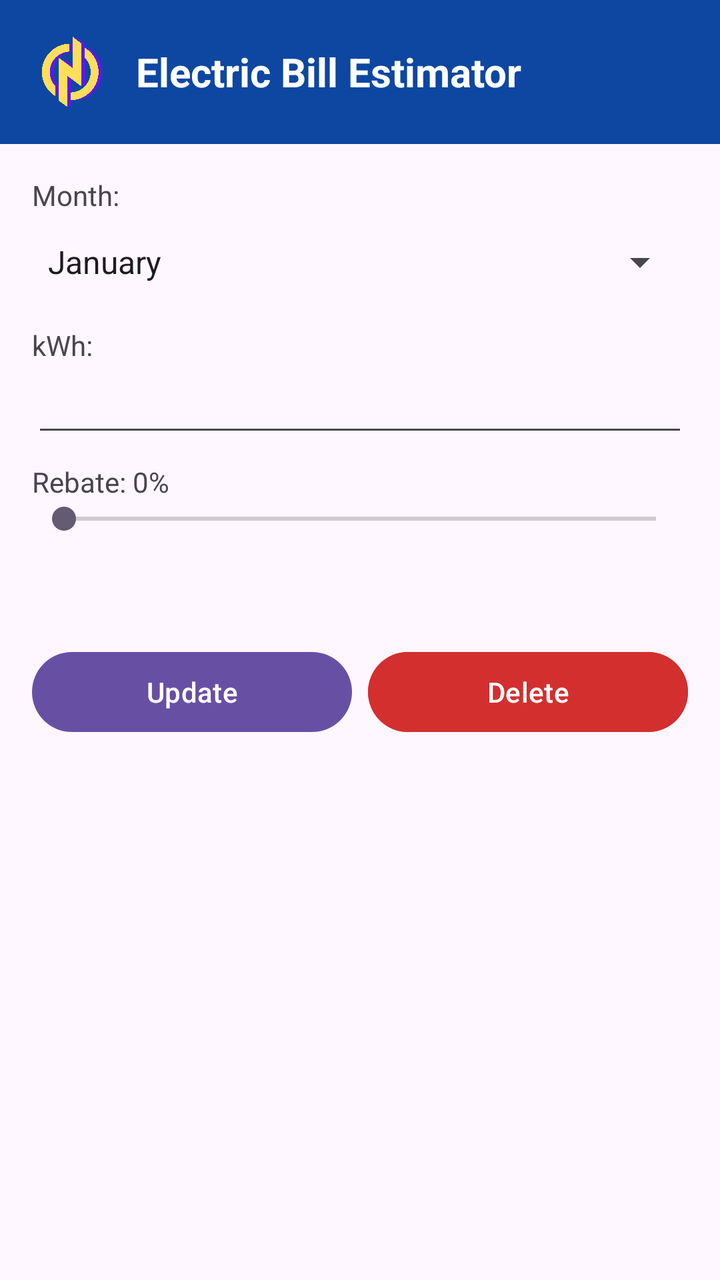
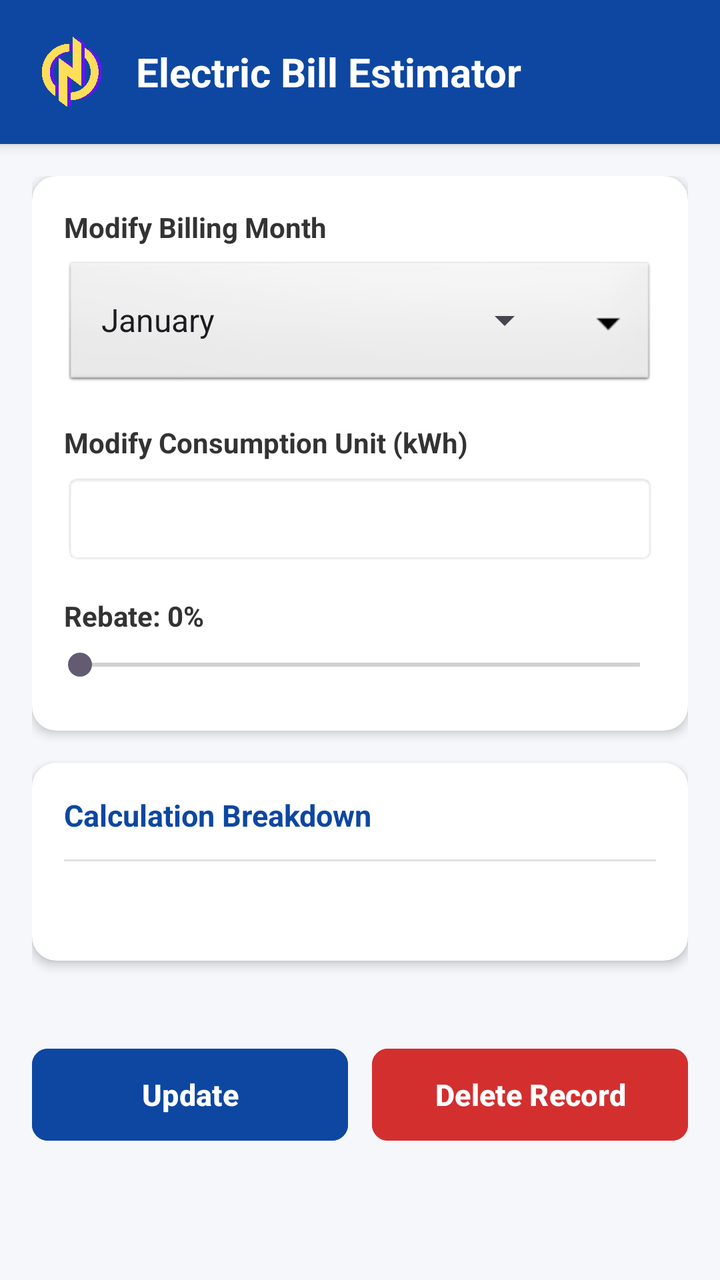

Screens rendered from an Android XML layout before and after an edit, with the pre-edit source and the edit as a unified diff.
<!-- AndroidManifest.xml: application theme Theme.ElectricBillEstimator -->
<!-- res/layout/activity_detail.xml -->
<?xml version="1.0" encoding="utf-8"?>
<LinearLayout
    xmlns:android="http://schemas.android.com/apk/res/android"
    android:layout_width="match_parent"
    android:layout_height="match_parent"
    android:orientation="vertical">

    <LinearLayout
        android:layout_width="match_parent"
        android:layout_height="wrap_content"
        android:orientation="horizontal"
        android:background="@color/primaryColor"
        android:padding="16dp"
        android:gravity="center_vertical">

        <ImageView
            android:layout_width="40dp"
            android:layout_height="40dp"
            android:src="@drawable/logo"
            android:layout_marginEnd="12dp"
            android:contentDescription="App Logo" />

        <TextView
            android:layout_width="wrap_content"
            android:layout_height="wrap_content"
            android:text="Electric Bill Estimator"
            android:textColor="#FFFFFF"
            android:textSize="20sp"
            android:textStyle="bold" />
    </LinearLayout>

    <LinearLayout
        android:layout_width="match_parent"
        android:layout_height="match_parent"
        android:orientation="vertical"
        android:padding="16dp">

        <TextView
            android:layout_width="wrap_content"
            android:layout_height="wrap_content"
            android:text="Month:" />

        <Spinner
            android:id="@+id/spinnerDetailMonth"
            android:layout_width="match_parent"
            android:layout_height="48dp"
            android:entries="@array/months_array"/>

        <TextView
            android:layout_width="wrap_content"
            android:layout_height="wrap_content"
            android:text="kWh:"
            android:layout_marginTop="8dp"/>

        <EditText
            android:id="@+id/etDetailKwh"
            android:layout_width="match_parent"
            android:layout_height="wrap_content"
            android:inputType="number" />

        <TextView
            android:id="@+id/tvDetailRebateLabel"
            android:layout_width="wrap_content"
            android:layout_height="wrap_content"
            android:text="Rebate: 0%"
            android:layout_marginTop="8dp"/>

        <SeekBar
            android:id="@+id/seekDetailRebate"
            android:layout_width="match_parent"
            android:layout_height="wrap_content"
            android:max="5" />

        <TextView
            android:id="@+id/tvDetailBreakdown"
            android:layout_width="match_parent"
            android:layout_height="wrap_content"
            android:layout_marginTop="16dp"
            android:textSize="16sp"/>

        <LinearLayout
            android:layout_width="match_parent"
            android:layout_height="wrap_content"
            android:orientation="horizontal"
            android:layout_marginTop="16dp">

            <Button
                android:id="@+id/btnUpdate"
                android:layout_width="0dp"
                android:layout_weight="1"
                android:layout_height="wrap_content"
                android:text="Update"
                android:layout_marginEnd="4dp"/>

            <Button
                android:id="@+id/btnDelete"
                android:layout_width="0dp"
                android:layout_weight="1"
                android:layout_height="wrap_content"
                android:text="Delete"
                android:backgroundTint="#D32F2F"
                android:layout_marginStart="4dp"/>

        </LinearLayout>
    </LinearLayout>
</LinearLayout>
<!-- resources referenced by this layout -->
<resources>
  <string-array name="months_array">
          <item>January</item>
          <item>February</item>
          <item>March</item>
          <item>April</item>
          <item>May</item>
          <item>June</item>
          <item>July</item>
          <item>August</item>
          <item>September</item>
          <item>October</item>
          <item>November</item>
          <item>December</item>
      </string-array>
  <color name="primaryColor">#0D47A1</color>
  <!-- drawable logo: png bitmap (drawable, 116946 bytes) -->
  <style name="Theme.ElectricBillEstimator" parent="Base.Theme.ElectricBillEstimator" />
  <style name="Base.Theme.ElectricBillEstimator" parent="Theme.Material3.Light.NoActionBar">
      </style>
</resources>

<!-- the commit's change to res/layout/activity_detail.xml (unified diff, before → after) -->
@@ -1,17 +1,21 @@
 <?xml version="1.0" encoding="utf-8"?>
 <LinearLayout
     xmlns:android="http://schemas.android.com/apk/res/android"
+    xmlns:app="http://schemas.android.com/apk/res-auto"
     android:layout_width="match_parent"
     android:layout_height="match_parent"
-    android:orientation="vertical">
-
+    android:orientation="vertical"
+    android:background="#F5F7FA">
+
+    
     <LinearLayout
         android:layout_width="match_parent"
         android:layout_height="wrap_content"
         android:orientation="horizontal"
         android:background="@color/primaryColor"
         android:padding="16dp"
-        android:gravity="center_vertical">
+        android:gravity="center_vertical"
+        android:elevation="4dp">
 
         <ImageView
             android:layout_width="40dp"
@@ -29,78 +33,172 @@
             android:textStyle="bold" />
     </LinearLayout>
 
-    <LinearLayout
+    
+    <ScrollView
         android:layout_width="match_parent"
-        android:layout_height="match_parent"
-        android:orientation="vertical"
-        android:padding="16dp">
-
-        <TextView
-            android:layout_width="wrap_content"
-            android:layout_height="wrap_content"
-            android:text="Month:" />
-
-        <Spinner
-            android:id="@+id/spinnerDetailMonth"
-            android:layout_width="match_parent"
-            android:layout_height="48dp"
-            android:entries="@array/months_array"/>
-
-        <TextView
-            android:layout_width="wrap_content"
-            android:layout_height="wrap_content"
-            android:text="kWh:"
-            android:layout_marginTop="8dp"/>
-
-        <EditText
-            android:id="@+id/etDetailKwh"
-            android:layout_width="match_parent"
-            android:layout_height="wrap_content"
-            android:inputType="number" />
-
-        <TextView
-            android:id="@+id/tvDetailRebateLabel"
-            android:layout_width="wrap_content"
-            android:layout_height="wrap_content"
-            android:text="Rebate: 0%"
-            android:layout_marginTop="8dp"/>
-
-        <SeekBar
-            android:id="@+id/seekDetailRebate"
-            android:layout_width="match_parent"
-            android:layout_height="wrap_content"
-            android:max="5" />
-
-        <TextView
-            android:id="@+id/tvDetailBreakdown"
-            android:layout_width="match_parent"
-            android:layout_height="wrap_content"
-            android:layout_marginTop="16dp"
-            android:textSize="16sp"/>
+        android:layout_height="0dp"
+        android:layout_weight="1"
+        android:fillViewport="true">
 
         <LinearLayout
             android:layout_width="match_parent"
             android:layout_height="wrap_content"
-            android:orientation="horizontal"
-            android:layout_marginTop="16dp">
-
-            <Button
-                android:id="@+id/btnUpdate"
-                android:layout_width="0dp"
-                android:layout_weight="1"
+            android:orientation="vertical"
+            android:padding="16dp">
+
+            
+            <androidx.cardview.widget.CardView
+                android:layout_width="match_parent"
                 android:layout_height="wrap_content"
-                android:text="Update"
-                android:layout_marginEnd="4dp"/>
-
-            <Button
-                android:id="@+id/btnDelete"
-                android:layout_width="0dp"
-                android:layout_weight="1"
+                android:layout_marginBottom="16dp"
+                app:cardCornerRadius="12dp"
+                app:cardElevation="3dp"
+                app:cardBackgroundColor="#FFFFFF">
+
+                <LinearLayout
+                    android:layout_width="match_parent"
+                    android:layout_height="wrap_content"
+                    android:orientation="vertical"
+                    android:padding="16dp">
+
+                    
+                    <TextView
+                        android:layout_width="wrap_content"
+                        android:layout_height="wrap_content"
+                        android:text="Modify Billing Month"
+                        android:textStyle="bold"
+                        android:textColor="#333333"
+                        android:textSize="14sp"
+                        android:layout_marginBottom="6dp"/>
+
+                    <FrameLayout
+                        android:layout_width="match_parent"
+                        android:layout_height="wrap_content"
+                        android:background="@android:drawable/btn_dropdown"
+                        android:layout_marginBottom="16dp">
+                        <Spinner
+                            android:id="@+id/spinnerDetailMonth"
+                            android:layout_width="match_parent"
+                            android:layout_height="48dp"
+                            android:entries="@array/months_array"
+                            android:spinnerMode="dropdown"/>
+                    </FrameLayout>
+
+                    
+                    <TextView
+                        android:layout_width="wrap_content"
+                        android:layout_height="wrap_content"
+                        android:text="Modify Consumption Unit (kWh)"
+                        android:textStyle="bold"
+                        android:textColor="#333333"
+                        android:textSize="14sp"
+                        android:layout_marginBottom="6dp"/>
+
+                    <EditText
+                        android:id="@+id/etDetailKwh"
+                        android:layout_width="match_parent"
+                        android:layout_height="wrap_content"
+                        android:inputType="number"
+                        android:padding="12dp"
+                        android:background="@android:drawable/editbox_background_normal"
+                        android:layout_marginBottom="16dp"
+                        android:textSize="16sp"/>
+
+                    
+                    <TextView
+                        android:id="@+id/tvDetailRebateLabel"
+                        android:layout_width="wrap_content"
+                        android:layout_height="wrap_content"
+                        android:text="Rebate: 0%"
+                        android:textStyle="bold"
+                        android:textColor="#333333"
+                        android:textSize="14sp"
+                        android:layout_marginBottom="6dp"/>
+
+                    <SeekBar
+                        android:id="@+id/seekDetailRebate"
+                        android:layout_width="match_parent"
+                        android:layout_height="wrap_content"
+                        android:max="5"
+                        android:paddingStart="8dp"
+                        android:paddingEnd="8dp"
+                        android:layout_marginBottom="8dp"/>
+                </LinearLayout>
+            </androidx.cardview.widget.CardView>
+
+            
+            <androidx.cardview.widget.CardView
+                android:layout_width="match_parent"
                 android:layout_height="wrap_content"
-                android:text="Delete"
-                android:backgroundTint="#D32F2F"
-                android:layout_marginStart="4dp"/>
+                android:layout_marginBottom="24dp"
+                app:cardCornerRadius="12dp"
+                app:cardElevation="3dp"
+                app:cardBackgroundColor="#FFFFFF">
+
+                <LinearLayout
+                    android:layout_width="match_parent"
+                    android:layout_height="wrap_content"
+                    android:orientation="vertical"
+                    android:padding="16dp">
+
+                    <TextView
+                        android:layout_width="match_parent"
+                        android:layout_height="wrap_content"
+                        android:text="Calculation Breakdown"
+                        android:textColor="@color/primaryColor"
+                        android:textSize="15sp"
+                        android:textStyle="bold"
+                        android:layout_marginBottom="12dp"/>
+
+                    <View
+                        android:layout_width="match_parent"
+                        android:layout_height="1dp"
+                        android:background="#E0E0E0"
+                        android:layout_marginBottom="12dp"/>
+
+                    <TextView
+                        android:id="@+id/tvDetailBreakdown"
+                        android:layout_width="match_parent"
+                        android:layout_height="wrap_content"
+                        android:textColor="#444444"
+                        android:textSize="16sp"
+                        android:lineSpacingMultiplier="1.3"/>
+                </LinearLayout>
+            </androidx.cardview.widget.CardView>
+
+            
+            <LinearLayout
+                android:layout_width="match_parent"
+                android:layout_height="wrap_content"
+                android:orientation="horizontal"
+                android:layout_marginTop="16dp"> 
+
+                <Button
+                    android:id="@+id/btnUpdate"
+                    android:layout_width="0dp"
+                    android:layout_weight="1"
+                    android:layout_height="54dp"
+                    android:text="Update"
+                    android:textStyle="bold"
+                    android:textSize="15sp"
+                    android:layout_marginEnd="6dp"
+                    android:backgroundTint="@color/primaryColor"
+                    app:cornerRadius="8dp"/>
+
+                <Button
+                    android:id="@+id/btnDelete"
+                    android:layout_width="0dp"
+                    android:layout_weight="1"
+                    android:layout_height="54dp"
+                    android:text="Delete Record"
+                    android:textStyle="bold"
+                    android:textSize="15sp"
+                    android:layout_marginStart="6dp"
+                    android:backgroundTint="#D32F2F"
+                    android:textColor="#FFFFFF"
+                    app:cornerRadius="8dp"/>
+            </LinearLayout>
 
         </LinearLayout>
-    </LinearLayout>
+    </ScrollView>
 </LinearLayout>
